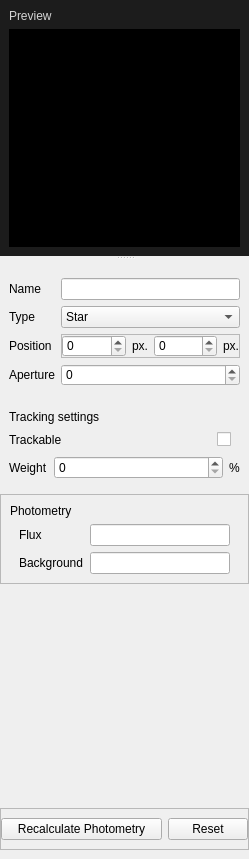
Above: startrak-ui/qt/layouts/insp_star.ui from JotaRata/StarTrak-continued before the change. Below: the same form after it.
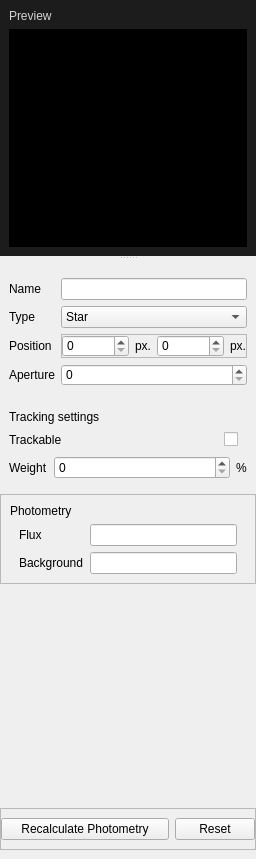
That is the form after the change.

Commit message: Added ability to select stars from the view and from the inspector

What changed in the file:
```diff
--- a/startrak-ui/qt/layouts/insp_star.ui
+++ b/startrak-ui/qt/layouts/insp_star.ui
@@ -189,7 +189,11 @@
               <number>0</number>
              </property>
              <item>
-              <widget class="QSpinBox" name="posXField"/>
+              <widget class="QSpinBox" name="posXField">
+               <property name="maximum">
+                <number>9999999</number>
+               </property>
+              </widget>
              </item>
              <item>
               <widget class="QLabel" name="label_3">
@@ -205,7 +209,11 @@
               </widget>
              </item>
              <item>
-              <widget class="QSpinBox" name="posYField"/>
+              <widget class="QSpinBox" name="posYField">
+               <property name="maximum">
+                <number>9999999</number>
+               </property>
+              </widget>
              </item>
              <item>
               <widget class="QLabel" name="label_4">
```
The commit also changes 3 other files.
